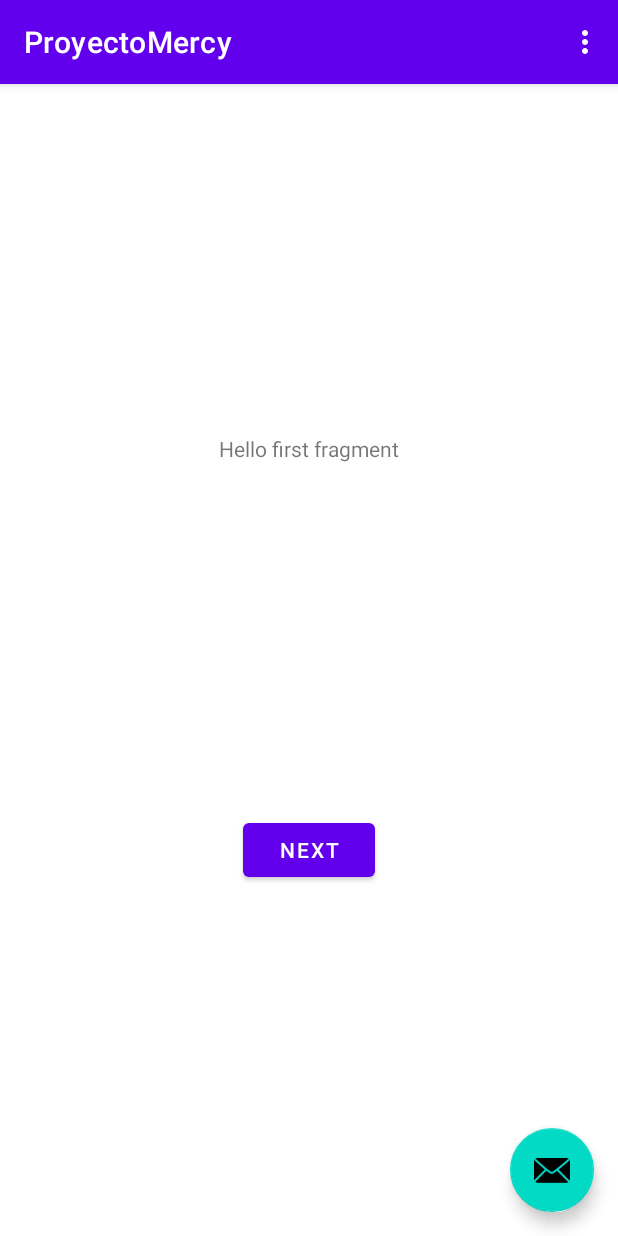
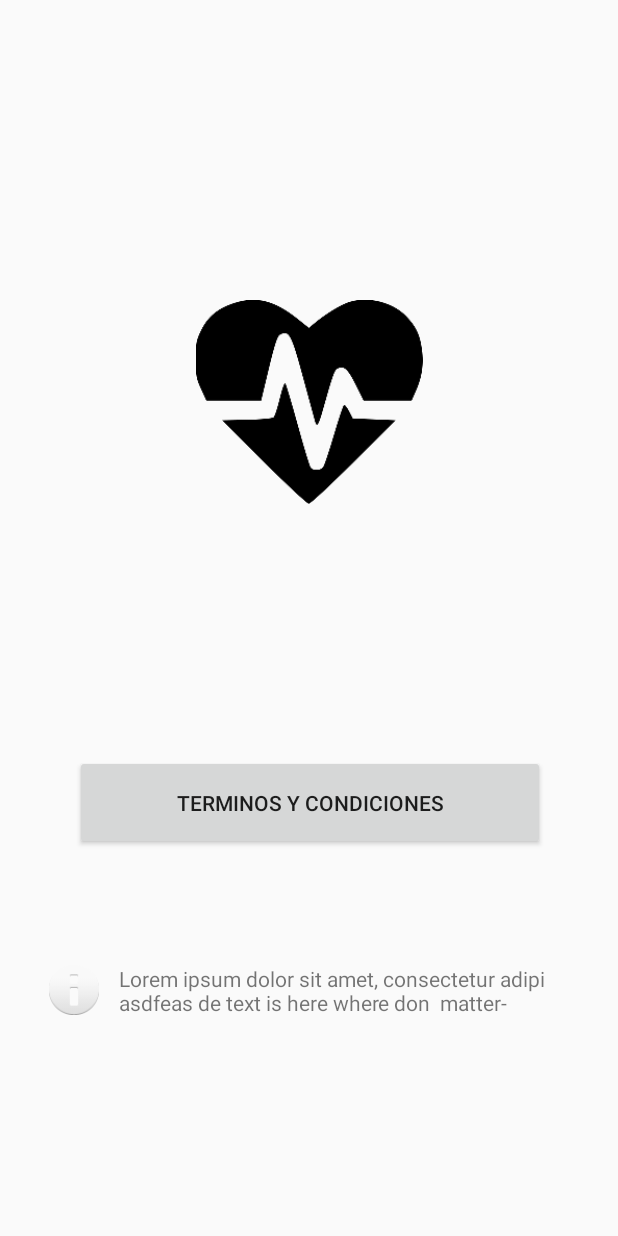
Before and after one commit to maxeziowolf/MERCY, an Android app: the screen it shows after launch (MainActivity), on a phone screen of 412 x 824 dp. Run offline under Robolectric (Android 15) with nearby library versions, the phone set to English and light mode, and no system bars.

```diff
--- a/app/src/main/java/com/example/proyectomercy/FirstFragment.java
+++ /dev/null
@@ -1,34 +0,0 @@
-package com.example.proyectomercy;
-
-import android.os.Bundle;
-import android.view.LayoutInflater;
-import android.view.View;
-import android.view.ViewGroup;
-
-import androidx.annotation.NonNull;
-import androidx.fragment.app.Fragment;
-import androidx.navigation.fragment.NavHostFragment;
-
-public class FirstFragment extends Fragment {
-
-    @Override
-    public View onCreateView(
-            LayoutInflater inflater, ViewGroup container,
-            Bundle savedInstanceState
-    ) {
-        // Inflate the layout for this fragment
-        return inflater.inflate(R.layout.fragment_first, container, false);
-    }
-
-    public void onViewCreated(@NonNull View view, Bundle savedInstanceState) {
-        super.onViewCreated(view, savedInstanceState);
-
-        view.findViewById(R.id.button_first).setOnClickListener(new View.OnClickListener() {
-            @Override
-            public void onClick(View view) {
-                NavHostFragment.findNavController(FirstFragment.this)
-                        .navigate(R.id.action_FirstFragment_to_SecondFragment);
-            }
-        });
-    }
-}
--- a/app/src/main/java/com/example/proyectomercy/MainActivity.java
+++ b/app/src/main/java/com/example/proyectomercy/MainActivity.java
@@ -1,17 +1,11 @@
 package com.example.proyectomercy;
 
+import androidx.appcompat.app.AppCompatActivity;
+
+import android.content.Intent;
 import android.os.Bundle;
-
-import com.google.android.material.floatingactionbutton.FloatingActionButton;
-import com.google.android.material.snackbar.Snackbar;
-
-import androidx.appcompat.app.AppCompatActivity;
-import androidx.appcompat.widget.Toolbar;
-
 import android.view.View;
-
-import android.view.Menu;
-import android.view.MenuItem;
+import android.widget.Toast;
 
 public class MainActivity extends AppCompatActivity {
 
@@ -19,38 +13,11 @@ public class MainActivity extends AppCompatActivity {
     protected void onCreate(Bundle savedInstanceState) {
         super.onCreate(savedInstanceState);
         setContentView(R.layout.activity_main);
-        Toolbar toolbar = findViewById(R.id.toolbar);
-        setSupportActionBar(toolbar);
 
-        FloatingActionButton fab = findViewById(R.id.fab);
-        fab.setOnClickListener(new View.OnClickListener() {
-            @Override
-            public void onClick(View view) {
-                Snackbar.make(view, "Replace with your own action", Snackbar.LENGTH_LONG)
-                        .setAction("Action", null).show();
-            }
-        });
     }
 
-    @Override
-    public boolean onCreateOptionsMenu(Menu menu) {
-        // Inflate the menu; this adds items to the action bar if it is present.
-        getMenuInflater().inflate(R.menu.menu_main, menu);
-        return true;
-    }
-
-    @Override
-    public boolean onOptionsItemSelected(MenuItem item) {
-        // Handle action bar item clicks here. The action bar will
-        // automatically handle clicks on the Home/Up button, so long
-        // as you specify a parent activity in AndroidManifest.xml.
-        int id = item.getItemId();
-
-        //noinspection SimplifiableIfStatement
-        if (id == R.id.action_settings) {
-            return true;
-        }
-
-        return super.onOptionsItemSelected(item);
+    public void terminosyCondiciones(View view){
+        Intent i =new Intent(this, TerminosyCondiones.class);
+        startActivity(i);
     }
 }
--- a/app/src/main/res/layout/activity_main.xml
+++ b/app/src/main/res/layout/activity_main.xml
@@ -1,33 +1,61 @@
 <?xml version="1.0" encoding="utf-8"?>
-<androidx.coordinatorlayout.widget.CoordinatorLayout xmlns:android="http://schemas.android.com/apk/res/android"
+<androidx.constraintlayout.widget.ConstraintLayout xmlns:android="http://schemas.android.com/apk/res/android"
     xmlns:app="http://schemas.android.com/apk/res-auto"
     xmlns:tools="http://schemas.android.com/tools"
     android:layout_width="match_parent"
     android:layout_height="match_parent"
     tools:context=".MainActivity">
 
-    <com.google.android.material.appbar.AppBarLayout
-        android:layout_width="match_parent"
-        android:layout_height="wrap_content"
-        android:theme="@style/Theme.ProyectoMercy.AppBarOverlay">
+    <Button
+        android:id="@+id/button"
+        android:layout_width="313dp"
+        android:layout_height="63dp"
+        android:onClick="terminosyCondiciones"
+        android:text="Terminos y Condiciones"
+        android:textAlignment="center"
+        android:textColorHighlight="@color/white"
+        android:textSize="14sp"
+        app:layout_constraintBottom_toBottomOf="parent"
+        app:layout_constraintEnd_toEndOf="parent"
+        app:layout_constraintHorizontal_bias="0.505"
+        app:layout_constraintStart_toStartOf="parent"
+        app:layout_constraintTop_toTopOf="parent"
+        app:layout_constraintVertical_bias="0.662" />
 
-        <androidx.appcompat.widget.Toolbar
-            android:id="@+id/toolbar"
-            android:layout_width="match_parent"
-            android:layout_height="?attr/actionBarSize"
-            android:background="?attr/colorPrimary"
-            app:popupTheme="@style/Theme.ProyectoMercy.PopupOverlay" />
+    <TextView
+        android:id="@+id/textView"
+        android:layout_width="291dp"
+        android:layout_height="46dp"
+        android:text="Lorem ipsum dolor sit amet, consectetur adipi asdfeas de text is here where don  matter-"
+        android:textAlignment="viewStart"
+        app:layout_constraintBottom_toBottomOf="parent"
+        app:layout_constraintEnd_toEndOf="parent"
+        app:layout_constraintHorizontal_bias="0.658"
+        app:layout_constraintStart_toStartOf="parent"
+        app:layout_constraintTop_toTopOf="parent"
+        app:layout_constraintVertical_bias="0.826" />
 
-    </com.google.android.material.appbar.AppBarLayout>
+    <ImageView
+        android:id="@+id/imageView2"
+        android:layout_width="33dp"
+        android:layout_height="37dp"
+        app:layout_constraintBottom_toBottomOf="parent"
+        app:layout_constraintEnd_toEndOf="parent"
+        app:layout_constraintHorizontal_bias="0.087"
+        app:layout_constraintStart_toStartOf="parent"
+        app:layout_constraintTop_toTopOf="parent"
+        app:layout_constraintVertical_bias="0.815"
+        app:srcCompat="@android:drawable/ic_dialog_info" />
 
-    <include layout="@layout/content_main" />
+    <ImageView
+        android:id="@+id/imageView"
+        android:layout_width="151dp"
+        android:layout_height="188dp"
+        app:layout_constraintBottom_toBottomOf="parent"
+        app:layout_constraintEnd_toEndOf="parent"
+        app:layout_constraintStart_toStartOf="parent"
+        app:layout_constraintTop_toTopOf="parent"
+        app:layout_constraintVertical_bias="0.274"
+        app:srcCompat="@mipmap/logo" />
 
-    <com.google.android.material.floatingactionbutton.FloatingActionButton
-        android:id="@+id/fab"
-        android:layout_width="wrap_content"
-        android:layout_height="wrap_content"
-        android:layout_gravity="bottom|end"
-        android:layout_margin="@dimen/fab_margin"
-        app:srcCompat="@android:drawable/ic_dialog_email" />
-
-</androidx.coordinatorlayout.widget.CoordinatorLayout>
+</androidx.constraintlayout.widget.ConstraintLayout>
--- a/app/src/main/res/layout/content_main.xml
+++ /dev/null
@@ -1,19 +0,0 @@
-<?xml version="1.0" encoding="utf-8"?>
-<androidx.constraintlayout.widget.ConstraintLayout xmlns:android="http://schemas.android.com/apk/res/android"
-    xmlns:app="http://schemas.android.com/apk/res-auto"
-    android:layout_width="match_parent"
-    android:layout_height="match_parent"
-    app:layout_behavior="@string/appbar_scrolling_view_behavior">
-
-    <fragment
-        android:id="@+id/nav_host_fragment"
-        android:name="androidx.navigation.fragment.NavHostFragment"
-        android:layout_width="0dp"
-        android:layout_height="0dp"
-        app:defaultNavHost="true"
-        app:layout_constraintBottom_toBottomOf="parent"
-        app:layout_constraintLeft_toLeftOf="parent"
-        app:layout_constraintRight_toRightOf="parent"
-        app:layout_constraintTop_toTopOf="parent"
-        app:navGraph="@navigation/nav_graph" />
-</androidx.constraintlayout.widget.ConstraintLayout>
--- a/app/src/main/res/layout/fragment_first.xml
+++ /dev/null
@@ -1,28 +0,0 @@
-<?xml version="1.0" encoding="utf-8"?>
-<androidx.constraintlayout.widget.ConstraintLayout xmlns:android="http://schemas.android.com/apk/res/android"
-    xmlns:app="http://schemas.android.com/apk/res-auto"
-    xmlns:tools="http://schemas.android.com/tools"
-    android:layout_width="match_parent"
-    android:layout_height="match_parent"
-    tools:context=".FirstFragment">
-
-    <TextView
-        android:id="@+id/textview_first"
-        android:layout_width="wrap_content"
-        android:layout_height="wrap_content"
-        android:text="@string/hello_first_fragment"
-        app:layout_constraintBottom_toTopOf="@id/button_first"
-        app:layout_constraintEnd_toEndOf="parent"
-        app:layout_constraintStart_toStartOf="parent"
-        app:layout_constraintTop_toTopOf="parent" />
-
-    <Button
-        android:id="@+id/button_first"
-        android:layout_width="wrap_content"
-        android:layout_height="wrap_content"
-        android:text="@string/next"
-        app:layout_constraintBottom_toBottomOf="parent"
-        app:layout_constraintEnd_toEndOf="parent"
-        app:layout_constraintStart_toStartOf="parent"
-        app:layout_constraintTop_toBottomOf="@id/textview_first" />
-</androidx.constraintlayout.widget.ConstraintLayout>
--- a/app/src/main/res/values/strings.xml
+++ b/app/src/main/res/values/strings.xml
@@ -9,4 +9,5 @@
 
     <string name="hello_first_fragment">Hello first fragment</string>
     <string name="hello_second_fragment">Hello second fragment. Arg: %1$s</string>
+    <string name="title_activity_main">MainActivity</string>
 </resources>
```
Also changed, not shown: app/src/main/AndroidManifest.xml (+3 -5 lines), app/src/main/java/com/example/proyectomercy/SecondFragment.java (deleted, +0 -34 lines), app/src/main/java/com/example/proyectomercy/TerminosyCondiones.java (added, +14 -0 lines), app/src/main/res/layout/activity_terminosy_condiones.xml (added, +85 -0 lines), app/src/main/res/layout/fragment_second.xml (deleted, +0 -27 lines), app/src/main/res/navigation/nav_graph.xml (+20 -0 lines), app/src/main/res/mipmap-xxhdpi/logo.png (added).
